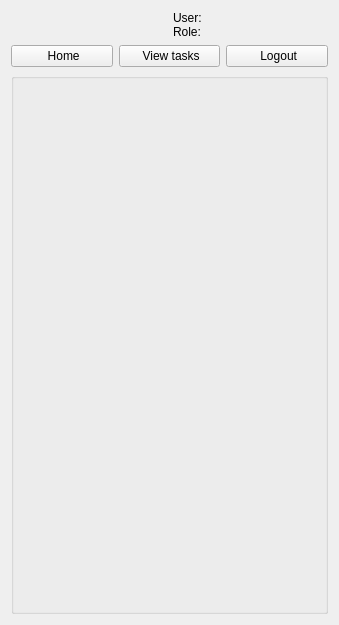
SwissTierrasColombia/Asistente-LADM-COL, file asistente_ladm_col/ui/transition_system/transition_system_initial_panel_widget.ui: the form before one commit.
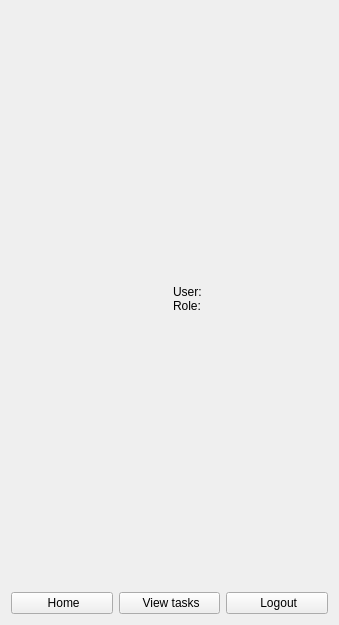
The form after the commit. Icons and pictures are not drawn.

Commit message: [task] Show home and task widgets in initial panel (ST)

Patch:
```diff
--- a/asistente_ladm_col/ui/transition_system/transition_system_initial_panel_widget.ui
+++ b/asistente_ladm_col/ui/transition_system/transition_system_initial_panel_widget.ui
@@ -77,22 +77,7 @@
     </layout>
    </item>
    <item row="2" column="0">
-    <widget class="QGroupBox" name="groupBox_2">
-     <property name="sizePolicy">
-      <sizepolicy hsizetype="Preferred" vsizetype="MinimumExpanding">
-       <horstretch>0</horstretch>
-       <verstretch>0</verstretch>
-      </sizepolicy>
-     </property>
-     <property name="title">
-      <string/>
-     </property>
-     <layout class="QGridLayout" name="gridLayout">
-      <item row="0" column="0">
-       <widget class="QWidget" name="widget" native="true"/>
-      </item>
-     </layout>
-    </widget>
+    <layout class="QGridLayout" name="content_layout"/>
    </item>
   </layout>
  </widget>
```
Left out of the diff: 50 changed lines with no effect on the pictures. The commit also changes 6 other files.
